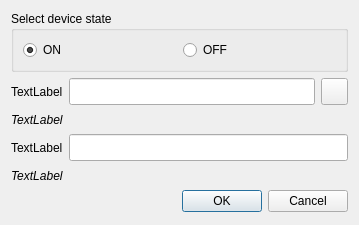
Qt form src/qdialogsetpoint.ui (assisi/arena-ui) before a commit.
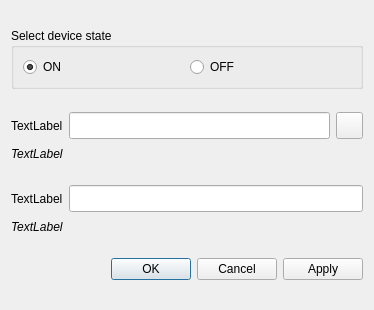
The same form after that commit. Icons and pictures are not drawn.

Commit message: Refactor zmq message variable names, add apply button

The edit to the form file:
```diff
--- a/src/qdialogsetpoint.ui
+++ b/src/qdialogsetpoint.ui
@@ -6,8 +6,8 @@
    <rect>
     <x>0</x>
     <y>0</y>
-    <width>359</width>
-    <height>225</height>
+    <width>374</width>
+    <height>310</height>
    </rect>
   </property>
   <property name="sizePolicy">
@@ -210,7 +210,7 @@
       <enum>Qt::Horizontal</enum>
      </property>
      <property name="standardButtons">
-      <set>QDialogButtonBox::Cancel|QDialogButtonBox::Ok</set>
+      <set>QDialogButtonBox::Apply|QDialogButtonBox::Cancel|QDialogButtonBox::Ok</set>
      </property>
     </widget>
    </item>
```
The commit also changes 4 other files.
